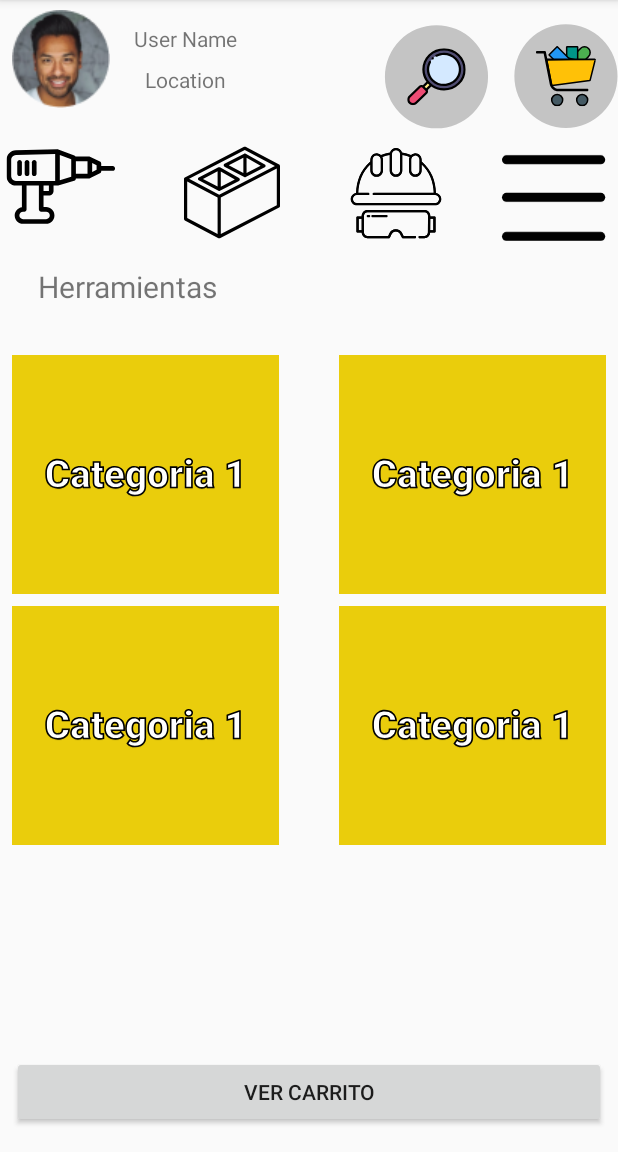
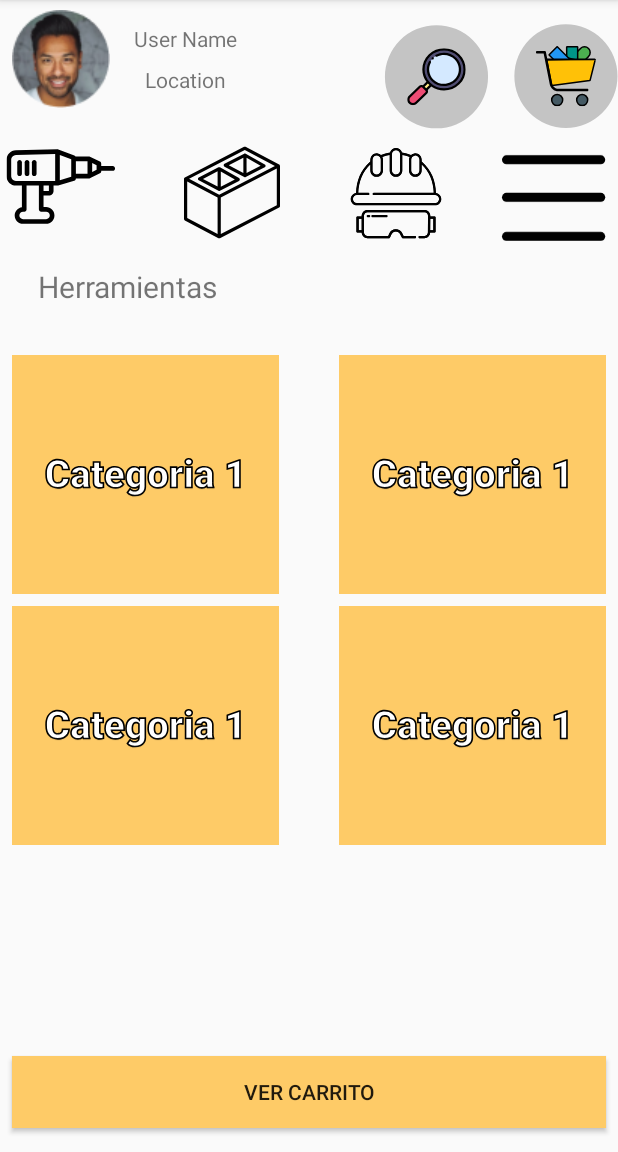
Before and after one commit to Francis-Ferri-personal/FixedBeams-phone, an Android app: the InicioActivity screen opened directly, with no data from a screen before it, on a phone screen of 412 x 824 dp, the part 84-1236 px from its top. Run offline under Robolectric (Android 15) with nearby library versions, the phone set to English and light mode, and no system bars.

Commit message:
tonalidad de botton

```diff
--- a/app/src/main/res/layout/activity_inicio.xml
+++ b/app/src/main/res/layout/activity_inicio.xml
@@ -25,7 +25,7 @@
         android:layout_height="159dp"
         android:layout_marginStart="8dp"
         android:layout_marginTop="32dp"
-        android:background="#EACD0C"
+        android:background="#FECB67"
         app:layout_constraintStart_toStartOf="parent"
         app:layout_constraintTop_toBottomOf="@+id/textViewHerramientas"
         app:srcCompat="@drawable/ic_categoria" />
@@ -35,7 +35,7 @@
         android:layout_width="178dp"
         android:layout_height="159dp"
         android:layout_marginTop="8dp"
-        android:background="#EACD0C"
+        android:background="#FECB67"
         app:layout_constraintEnd_toEndOf="@+id/imageView2"
         app:layout_constraintStart_toStartOf="@+id/imageView2"
         app:layout_constraintTop_toBottomOf="@+id/imageView2"
@@ -46,7 +46,7 @@
         android:layout_width="178dp"
         android:layout_height="159dp"
         android:layout_marginTop="8dp"
-        android:background="#EACD0C"
+        android:background="#FECB67"
         app:layout_constraintEnd_toEndOf="@+id/imageView3"
         app:layout_constraintStart_toStartOf="@+id/imageView3"
         app:layout_constraintTop_toBottomOf="@+id/imageView3"
@@ -57,7 +57,7 @@
         android:layout_width="178dp"
         android:layout_height="159dp"
         android:layout_marginEnd="8dp"
-        android:background="#EACD0C"
+        android:background="#FECB67"
         app:layout_constraintBottom_toBottomOf="@+id/imageView2"
         app:layout_constraintEnd_toEndOf="parent"
         app:layout_constraintTop_toTopOf="@+id/imageView2"
@@ -68,6 +68,7 @@
         android:layout_width="0dp"
         android:layout_height="wrap_content"
         android:layout_marginBottom="16dp"
+        android:background="#FECB67"
         android:text="@string/buttonVerCarrito"
         app:layout_constraintBottom_toBottomOf="parent"
         app:layout_constraintEnd_toEndOf="@+id/imageView5"
--- a/app/src/main/res/layout/activity_registro.xml
+++ b/app/src/main/res/layout/activity_registro.xml
@@ -13,6 +13,7 @@
         android:layout_marginTop="16dp"
         android:layout_marginEnd="16dp"
         android:text="@string/textViewIniciarSesion"
+        android:textColor="#EAD309"
         android:textSize="18sp"
         app:layout_constraintEnd_toEndOf="parent"
         app:layout_constraintHorizontal_bias="0.92"
@@ -121,6 +122,7 @@
         android:layout_width="wrap_content"
         android:layout_height="wrap_content"
         android:layout_marginTop="48dp"
+        android:backgroundTint="#ECD617"
         android:text="@string/buttonRegistrarUser"
         app:layout_constraintEnd_toEndOf="parent"
         app:layout_constraintStart_toStartOf="parent"
```
